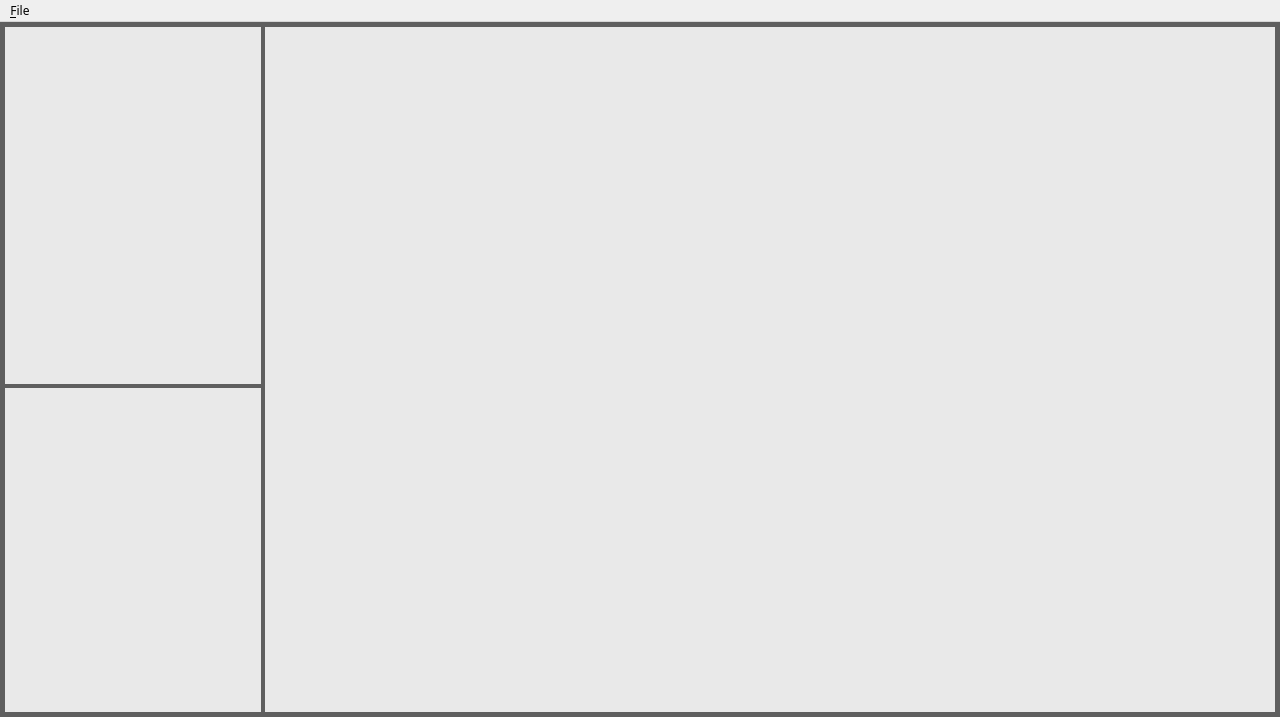
This is ui/main_wnd.ui in metapsycho/tagger as Qt 5 draws it before an edit. The edited form follows.
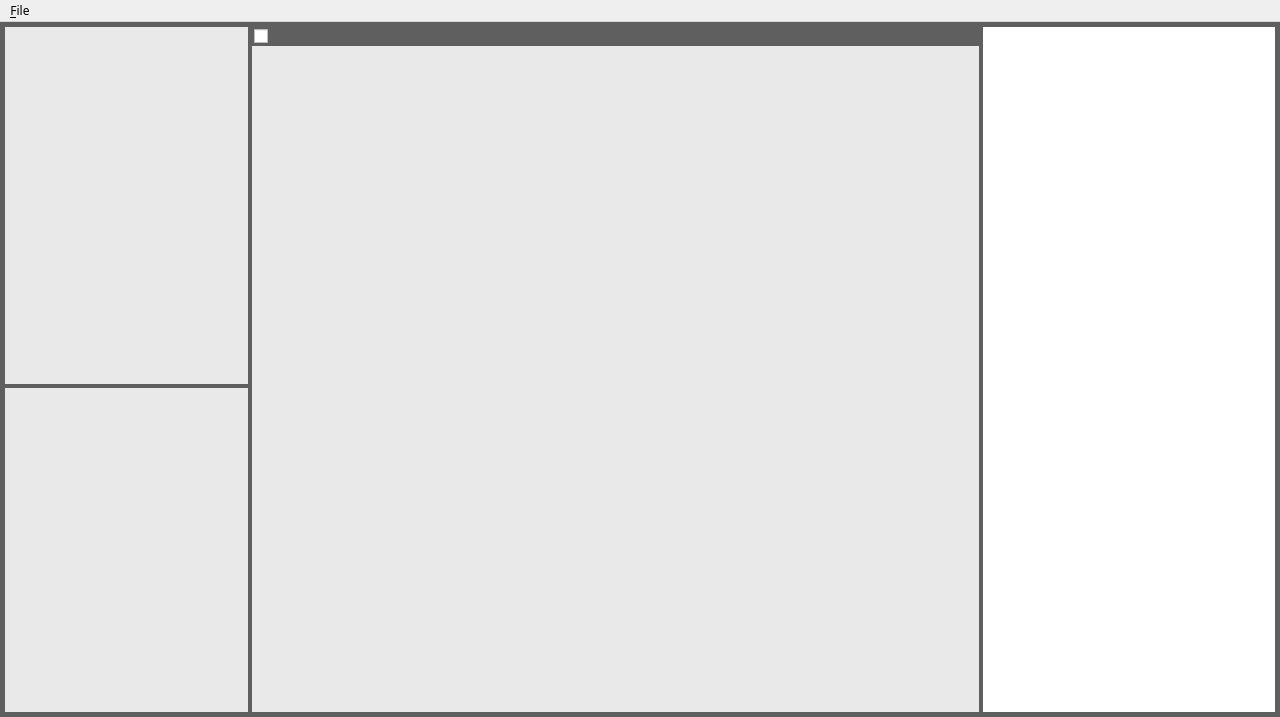
This is the edited form.

Commit message: add a button to hide/show details & a check box to select/deselect files

The edit to the form file:
```diff
--- a/ui/main_wnd.ui
+++ b/ui/main_wnd.ui
@@ -35,10 +35,7 @@
 	background-color: rgb(95, 95, 95);
 }</string>
    </property>
-   <layout class="QHBoxLayout" name="centralLayout">
-    <property name="spacing">
-     <number>0</number>
-    </property>
+   <layout class="QGridLayout" name="centralLayout">
     <property name="leftMargin">
      <number>5</number>
     </property>
@@ -51,8 +48,11 @@
     <property name="bottomMargin">
      <number>5</number>
     </property>
-    <item>
-     <widget class="QSplitter" name="centralArea">
+    <property name="spacing">
+     <number>0</number>
+    </property>
+    <item row="0" column="0">
+     <widget class="QSplitter" name="detailSplitter">
       <property name="font">
        <font>
         <family>微软雅黑</family>
@@ -61,10 +61,25 @@
       <property name="orientation">
        <enum>Qt::Horizontal</enum>
       </property>
-      <widget class="QSplitter" name="filterArea">
+      <widget class="QSplitter" name="fileSplitter">
+       <property name="sizePolicy">
+        <sizepolicy hsizetype="Expanding" vsizetype="Preferred">
+         <horstretch>5</horstretch>
+         <verstretch>0</verstretch>
+        </sizepolicy>
+       </property>
+       <property name="font">
+        <font>
+         <family>微软雅黑</family>
+        </font>
+       </property>
+       <property name="orientation">
+        <enum>Qt::Horizontal</enum>
+       </property>
+       <widget class="QSplitter" name="filterSplitter">
        <property name="sizePolicy">
         <sizepolicy hsizetype="Preferred" vsizetype="Expanding">
-         <horstretch>0</horstretch>
+          <horstretch>1</horstretch>
          <verstretch>0</verstretch>
         </sizepolicy>
        </property>
@@ -132,6 +147,66 @@
         </property>
        </widget>
       </widget>
+       <widget class="QWidget" name="fileArea" native="true">
+        <property name="sizePolicy">
+         <sizepolicy hsizetype="Preferred" vsizetype="Preferred">
+          <horstretch>3</horstretch>
+          <verstretch>0</verstretch>
+         </sizepolicy>
+        </property>
+        <property name="font">
+         <font>
+          <family>微软雅黑</family>
+         </font>
+        </property>
+        <layout class="QVBoxLayout" name="fileLayout">
+         <property name="spacing">
+          <number>0</number>
+         </property>
+         <property name="leftMargin">
+          <number>0</number>
+         </property>
+         <property name="topMargin">
+          <number>0</number>
+         </property>
+         <property name="rightMargin">
+          <number>0</number>
+         </property>
+         <property name="bottomMargin">
+          <number>0</number>
+         </property>
+         <item>
+          <layout class="QHBoxLayout" name="toolLayout">
+           <property name="spacing">
+            <number>0</number>
+           </property>
+           <property name="leftMargin">
+            <number>2</number>
+           </property>
+           <property name="topMargin">
+            <number>2</number>
+           </property>
+           <property name="rightMargin">
+            <number>2</number>
+           </property>
+           <property name="bottomMargin">
+            <number>2</number>
+           </property>
+           <item>
+            <widget class="QCheckBox" name="fileSelector">
+             <property name="font">
+              <font>
+               <family>微软雅黑</family>
+              </font>
+             </property>
+             <property name="text">
+              <string/>
+             </property>
+            </widget>
+           </item>
+          </layout>
+         </item>
+         <item>
       <widget class="QListView" name="fileView">
        <property name="sizePolicy">
         <sizepolicy hsizetype="Expanding" vsizetype="Expanding">
@@ -160,6 +235,21 @@
         <enum>QAbstractItemView::ExtendedSelection</enum>
        </property>
       </widget>
+         </item>
+        </layout>
+       </widget>
+      </widget>
+      <widget class="QListView" name="detailView">
+       <property name="sizePolicy">
+        <sizepolicy hsizetype="Expanding" vsizetype="Expanding">
+         <horstretch>3</horstretch>
+         <verstretch>0</verstretch>
+        </sizepolicy>
+       </property>
+       <property name="frameShape">
+        <enum>QFrame::NoFrame</enum>
+       </property>
+      </widget>
      </widget>
     </item>
    </layout>
```
Left out of the diff: 6 changed lines with no effect on the pictures. Lines whose indentation alone changed are shown as unchanged. The commit also changes 5 other files.
